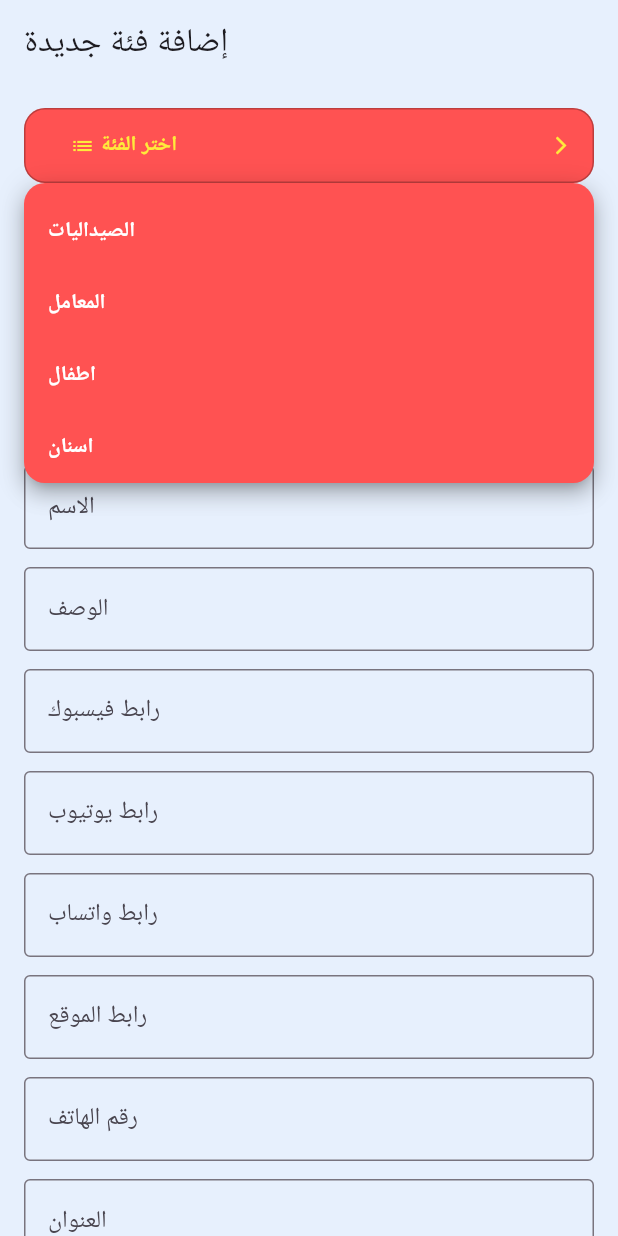
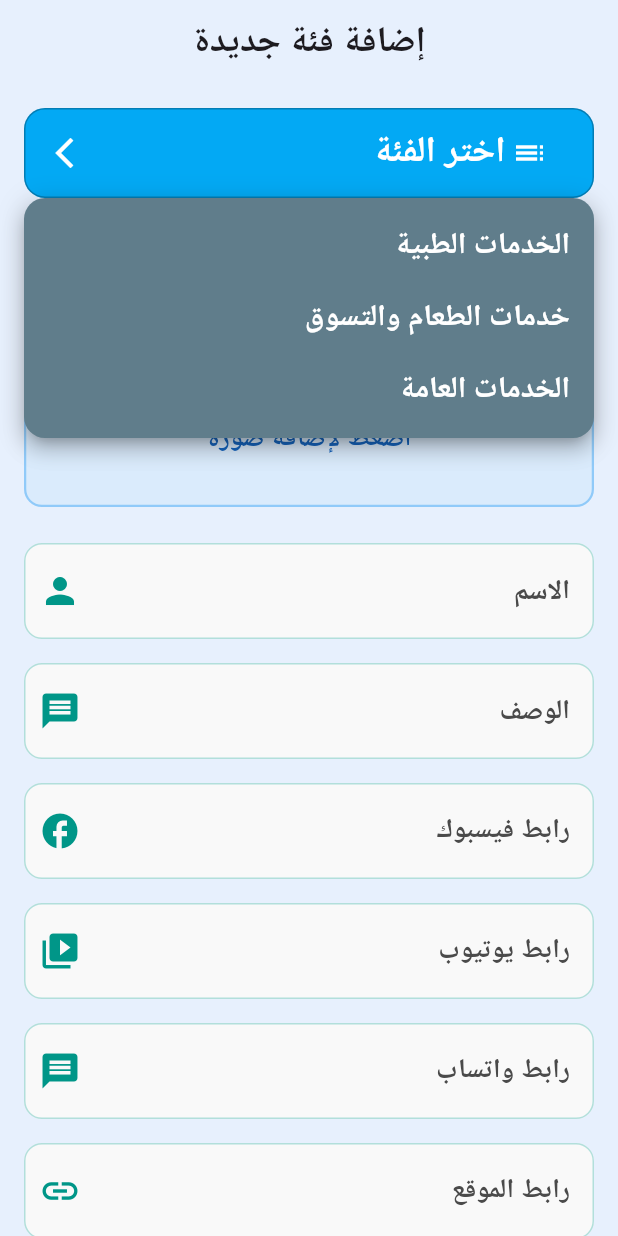
Before and after one commit to AbdElhamidShahin/daliliy_App, a Flutter app: the AddCategoryPage screen opened directly, after a tap on "اختر الفئة", on a phone screen of 412 x 824 dp. Run offline on Flutter 3.47's test engine with Material 3 defaults, Android fonts, the phone set to English and light mode, and no system bars; drawn by our look-alikes of dropdown_button2; our stand-ins replace carousel_indicator, carousel_slider, flutter_bloc, font_awesome_flutter, google_fonts, image_picker and 2 more; accounts and stored records are empty; network calls fail.

Commit message:
Update Uplode data

```diff
--- /dev/null
+++ b/lib/models/CategoryUploader/categoryStorageMap.dart
@@ -0,0 +1,55 @@
+final Map<String, String> categoryStorageMap = {
+
+
+  "الصيدليات": "Pharmacies",
+  "المعامل": "Laboratories",
+  "أطفال": "Pediatrics",
+  "أسنان": "Dentistry",
+  "عظام": "Orthopedics",
+  "أشعه": "Radiology",
+  "جلديه": "Dermatology",
+  "قلب": "Cardiology",
+  "سكر": "Diabetes",
+  "علاج طبيعي": "Physiotherapy",
+  "مطاعم": "Restaurants",
+  "كافيهات": "Cafes",
+  "بقاله": "Grocery",
+  "عطاره": "Herbal Shop",
+  "خضار وفاكه": "Fruits and Vegetables",
+  "حلويات ومخابز": "Sweets and Bakeries",
+  "مقالي وتسالي": "Fried Food and Snacks",
+  "اجهزه الكترونيه": "Electronics",
+  "أجهزه منزليه": "Home Appliances",
+  "مؤن و بويات": "Supplies and Paints",
+  "محلات حلاقه": "Barbershops",
+};
+
+final Map<String, List<String>> items = {
+  "الخدمات الطبية": [
+    "الصيدليات",
+    "المعامل",
+    "أطفال",
+    "أسنان",
+    "عظام",
+    "أشعه",
+    "جلديه",
+    "قلب",
+    "سكر",
+    "علاج طبيعي",
+  ],
+  "خدمات الطعام والتسوق": [
+    "مطاعم",
+    "كافيهات",
+    "بقاله",
+    "عطاره",
+    "خضار وفاكه",
+    "حلويات ومخابز",
+    "مقالي وتسالي",
+  ],
+  "الخدمات العامة": [
+    "اجهزه الكترونيه",
+    "أجهزه منزليه",
+    "مؤن و بويات",
+    "محلات حلاقه",
+  ],
+};
--- a/lib/viewmodels/HomePage.dart
+++ b/lib/viewmodels/HomePage.dart
@@ -23,9 +23,9 @@
               child: Column(
                 crossAxisAlignment: CrossAxisAlignment.end,
                 children: [
-                  const CustomSearchBar(),
+
                   const SizedBox(height: 24),
-                   CustomCarouselSlider(),
+                  CustomCarouselSlider(),
                   const SectionTitle(title: "الخدمات الطبية"),
                   const SizedBox(height: 8),
                   CategoryList(items: cubit.items),
--- a/lib/views/Screens/MedicalScreen.dart
+++ b/lib/views/Screens/MedicalScreen.dart
@@ -31,6 +31,7 @@
         preferredSize:
             const Size.fromHeight(140), // Slightly taller for better spacing
         child: CustomAppbarCatogaryItem(screenTitle, context),
+
       ),
       body: BlocBuilder<DalilyCubit, DalilyState>(
         builder: (context, state) {
--- a/lib/views/Screens/dataUploadPage.dart
+++ b/lib/views/Screens/dataUploadPage.dart
@@ -1,14 +1,17 @@
-import 'dart:io';
+import 'dart:io' show File;
+
 import 'package:flutter/material.dart';
 import 'package:image_picker/image_picker.dart';
 import 'package:path/path.dart' as path;
 import 'package:supabase_flutter/supabase_flutter.dart';
 
+import '../../models/CategoryUploader/categoryStorageMap.dart';
+import '../Wedget/buildTextField.dart';
 import '../Wedget/category_dropdown.dart';
 import '../Wedget/image_picker_widget.dart';
 
 class AddCategoryPage extends StatefulWidget {
-  const AddCategoryPage({super.key});
+  AddCategoryPage({super.key});
 
   @override
   State<AddCategoryPage> createState() => _AddCategoryPageState();
@@ -29,39 +32,16 @@
   final picker = ImagePicker();
   File? _imageFile;
   bool isUploading = false;
-  String? selectedValue;
+  String? selectedMainCategory;
+  String? selectedSubCategory;
 
-  final Map<String, String> categoryStorageMap = {
-    'الصيداليات': 'pharmacies',
-    'المعامل': 'pediatrics', // تأكد من وجود جدول labs في قاعدة البيانات
-    'اطفال': 'pediatrics',
-    'اسنان': 'dentists',
-    'عظام': 'orthopedics',
-    'اشعه': 'radiology',
-    'جلديه': 'dermatology',
-    'قلب': 'cardiology',
-    'سكر': 'diabetes',
-    'علاج_طبيعي': 'physiotherapy',
-  };
-  final List<String> items = [
-    'الصيداليات',
-    'المعامل',
-    'اطفال',
-    'اسنان',
-    'عظام',
-    'اشعه',
-    'جلديه',
-    'قلب',
-    'سكر',
-    'علاج_طبيعي', // استبدلت المسافة بشرطة سفلية لتجنب المشاكل
-  ];
-  Future<void> _pickImage() async {
+  Future<void> pickImage() async {
     final pickedFile = await picker.pickImage(source: ImageSource.gallery);
     if (pickedFile != null) {
       final extension = path.extension(pickedFile.path).toLowerCase();
       if (!['.jpg', '.jpeg', '.png', '.webp'].contains(extension)) {
         ScaffoldMessenger.of(context).showSnackBar(
-          SnackBar(content: Text('صيغة الملف غير مدعومة')),
+          const SnackBar(content: Text('صيغة الملف غير مدعومة')),
         );
         return;
       }
@@ -71,10 +51,10 @@
     }
   }
 
-  Future<void> _uploadCategory(String category) async {
+  Future<void> _uploadCategory() async {
     if (nameController.text.isEmpty ||
         _imageFile == null ||
-        selectedValue == null) {
+        selectedSubCategory == null) {
       ScaffoldMessenger.of(context).showSnackBar(
         const SnackBar(content: Text('الاسم، الصورة والفئة مطلوبان')),
       );
@@ -100,7 +80,7 @@
       ].contains(extension) ? extension : '.jpg'}';
 
       // تحديد اسم مجلد التخزين حسب الفئة
-      final tableName = categoryStorageMap[selectedValue];
+      final tableName = categoryStorageMap[selectedSubCategory];
       if (tableName == null) {
         throw Exception('الفئة المحددة غير موجودة في الخريطة');
       }
@@ -129,12 +109,14 @@
         'number': numberController.text.trim(),
         'imageUrl': imageUrl,
       });
+
+      if (response.error != null) {
+        throw Exception('فشل في الإضافة: ${response.error!.message}');
+      }
+
       ScaffoldMessenger.of(context).showSnackBar(
         const SnackBar(content: Text('تمت الإضافة بنجاح')),
       );
-      if (response.error != null) {
-        throw Exception('فشل في الإضافة: ${response.error!.message}');
-      }
 
       _clearFields();
     } catch (e) {
@@ -159,78 +141,100 @@
     numberController.clear();
     setState(() {
       _imageFile = null;
-      selectedValue = null;
+      selectedMainCategory = null;
+      selectedSubCategory = null;
     });
   }
 
   @override
   Widget build(BuildContext context) {
     return Scaffold(
-      appBar: AppBar(title: const Text('إضافة فئة جديدة')),
+      appBar: AppBar(
+          title: Center(
+        child: Text(
+          'إضافة فئة جديدة',
+          style: TextStyle(fontSize: 24, fontWeight: FontWeight.bold),
+        ),
+      )),
       body: SingleChildScrollView(
         padding: const EdgeInsets.all(16),
         child: Column(
           crossAxisAlignment: CrossAxisAlignment.start,
           children: [
             CategoryDropdown(
-              items: items,
-              selectedValue: selectedValue,
-              onChanged: (value) => setState(() => selectedValue = value),
+              items: items.keys.toList(),
+              selectedValue: selectedMainCategory,
+              onChanged: (value) {
+                setState(() {
+                  selectedMainCategory = value;
+                  selectedSubCategory = null; // تصفير الفرعي
+                });
+              },
             ),
+
             const SizedBox(height: 16),
+
+            // اختيار الفئة الفرعية بناءً على الرئيسي
+            if (selectedMainCategory != null)
+              CategoryDropdown(
+                items: items[selectedMainCategory]!,
+                selectedValue: selectedSubCategory,
+                onChanged: (value) {
+                  setState(() {
+                    selectedSubCategory = value;
+                  });
+                },
+              ),
+            const SizedBox(height: 70),
             ImagePickerWidget(
               imageFile: _imageFile,
-              onTap: _pickImage,
+              onTap: pickImage,
             ),
 
             const SizedBox(height: 16),
 
             // Text fields
-            _buildTextField(nameController, 'الاسم'),
-            _buildTextField(descriptionController, 'الوصف'),
-            _buildTextField(facebookLinkController, 'رابط فيسبوك'),
-            _buildTextField(youtubeLinkController, 'رابط يوتيوب'),
-            _buildTextField(whatsappLinkController, 'رابط واتساب'),
-            _buildTextField(locationLinkController, 'رابط الموقع'),
-            _buildTextField(phoneLinkController, 'رقم الهاتف'),
-            _buildTextField(locationController, 'العنوان'),
+            buildTextField(nameController, 'الاسم', icon: Icons.person),
+            buildTextField(descriptionController, 'الوصف', icon: Icons.message),
+            buildTextField(facebookLinkController, 'رابط فيسبوك',
+                icon: Icons.facebook),
+            buildTextField(youtubeLinkController, 'رابط يوتيوب',
+                icon: Icons.video_library),
+            buildTextField(whatsappLinkController, 'رابط واتساب',
+                icon: Icons.message),
+            buildTextField(locationLinkController, 'رابط الموقع',
+                icon: Icons.link),
+            buildTextField(phoneLinkController, 'رقم الهاتف',
+                icon: Icons.phone),
+            buildTextField(locationController, 'العنوان',
+                icon: Icons.location_on),
+
             const SizedBox(height: 20),
 
             // Submit button
-            _buildSubmitButton(),
+            buildElevatedButton(),
           ],
         ),
       ),
     );
   }
 
-  Widget _buildTextField(TextEditingController controller, String label,
-      {bool isRequired = false}) {
-    return Padding(
-      padding: const EdgeInsets.symmetric(vertical: 6),
-      child: TextField(
-        controller: controller,
-        decoration: InputDecoration(
-          labelText: '$label${isRequired ? ' *' : ''}',
-          border: OutlineInputBorder(),
-        ),
-      ),
-    );
-  }
-
-  Widget _buildSubmitButton() {
+  Widget buildElevatedButton() {
     return SizedBox(
       width: double.infinity,
       child: ElevatedButton(
         style: ElevatedButton.styleFrom(
+          shape: RoundedRectangleBorder(
+            borderRadius: BorderRadius.circular(20), // الحواف الدائرية
+          ),
           padding: const EdgeInsets.symmetric(vertical: 16),
-          backgroundColor: Colors.redAccent,
+          backgroundColor: Colors.blue,
         ),
         onPressed: isUploading
             ? null
             : () {
-                if (selectedValue != null) {
-                  _uploadCategory(selectedValue!);
+                if (selectedSubCategory != null) {
+                  _uploadCategory();
                 } else {
                   ScaffoldMessenger.of(context).showSnackBar(
                     const SnackBar(content: Text('من فضلك اختر فئة أولاً')),
@@ -239,9 +243,12 @@
               },
         child: isUploading
             ? const CircularProgressIndicator(color: Colors.white)
-            : const Text(
+            : Text(
                 'إضافة الفئة',
-                style: TextStyle(fontSize: 18),
+                style: TextStyle(
+                    fontSize: 24,
+                    color: Colors.white,
+                    fontWeight: FontWeight.bold),
               ),
       ),
     );
--- a/lib/views/Wedget/IconFavorite.dart
+++ b/lib/views/Wedget/IconFavorite.dart
@@ -53,7 +53,6 @@
                 child: Icon(
                   isFavorite ? Icons.favorite : Icons.favorite_border,
                   size: 28,
-                  color: Colors.red,
                 )),
           ),
         ),
--- /dev/null
+++ b/lib/views/Wedget/buildTextField.dart
@@ -0,0 +1,58 @@
+import 'package:flutter/material.dart';
+
+Widget buildTextField(
+    TextEditingController controller,
+    String label, {
+      IconData? icon,
+    }) {
+  return Padding(
+    padding: const EdgeInsets.symmetric(vertical: 8),
+    child: Directionality(
+      textDirection: TextDirection.rtl, // النص من اليمين لليسار
+      child: TextField(
+        controller: controller,
+        style: const TextStyle(fontSize: 24, color: Colors.black87),
+        decoration: InputDecoration(
+          labelText: '$label',
+          labelStyle: const TextStyle(
+            color: Color(0xFF4A4A4A),
+            fontWeight: FontWeight.bold,
+            fontSize: 18,
+          ),
+          suffixIcon: icon != null
+              ? Icon(
+            icon,
+            color: Colors.teal,
+            size: 28,
+          )
+              : null, // أيقونة أقصى الشمال
+          filled: true,
+          fillColor: const Color(0xFFF9F9F9), // لون خلفية الحقل
+          border: OutlineInputBorder(
+            borderRadius: BorderRadius.circular(12),
+            borderSide: BorderSide(
+              color: Colors.teal.shade200,
+              width: 1.2,
+            ),
+          ),
+          enabledBorder: OutlineInputBorder(
+            borderRadius: BorderRadius.circular(12),
+            borderSide: BorderSide(
+              color: Colors.teal.shade100,
+              width: 1,
+            ),
+          ),
+          focusedBorder: OutlineInputBorder(
+            borderRadius: BorderRadius.circular(12),
+            borderSide: BorderSide(
+              color: Colors.teal.shade400,
+              width: 1.5,
+            ),
+          ),
+          contentPadding:
+          const EdgeInsets.symmetric(vertical: 14, horizontal: 12),
+        ),
+      ),
+    ),
+  );
+}
--- a/lib/views/Wedget/category_dropdown.dart
+++ b/lib/views/Wedget/category_dropdown.dart
@@ -15,58 +15,69 @@
 
   @override
   Widget build(BuildContext context) {
-    return DropdownButtonHideUnderline(
+    return Directionality(
+      textDirection: TextDirection.rtl,
+      child: DropdownButtonHideUnderline(
         child: DropdownButton2<String>(
           isExpanded: true,
           hint: const Row(
             children: [
-            Icon(Icons.list, size: 16, color: Colors.yellow),
+              Icon(Icons.list, size: 24, color: Colors.white),
               SizedBox(width: 4),
               Expanded(
                 child: Text(
                   'اختر الفئة',
                   style: TextStyle(
-                  fontSize: 14,
+                    fontSize: 24,
                     fontWeight: FontWeight.bold,
-                  color: Colors.yellow,
+                    color: Colors.white,
                   ),
                   overflow: TextOverflow.ellipsis,
                 ),
               ),
             ],
           ),
-        items: items.map((item) => DropdownMenuItem<String>(
+          items: items
+              .map((item) => DropdownMenuItem<String>(
                     value: item,
+                    alignment: Alignment.centerRight, // يضمن المحاذاة لليمين
+
+                    child: Directionality(
+                      textDirection: TextDirection.rtl,
                       child: Text(
                         item,
+                        textAlign: TextAlign.right, // النص نفسه يبدأ من اليمين
+
                         style: const TextStyle(
-              fontSize: 14,
+                          fontSize: 20,
                           fontWeight: FontWeight.bold,
                           color: Colors.white,
                         ),
                       ),
-        )).toList(),
+                    ),
+                  ))
+              .toList(),
           value: selectedValue,
           onChanged: onChanged,
           buttonStyleData: ButtonStyleData(
-          height: 50,
+            height: 60,
             padding: const EdgeInsets.symmetric(horizontal: 14),
             decoration: BoxDecoration(
               borderRadius: BorderRadius.circular(14),
               border: Border.all(color: Colors.black26),
-            color: Colors.redAccent,
+              color: Colors.lightBlue,
             ),
           ),
           iconStyleData: const IconStyleData(
             icon: Icon(Icons.arrow_forward_ios_outlined),
-          iconSize: 14,
-          iconEnabledColor: Colors.yellow,
+            iconSize: 24,
+            iconEnabledColor: Colors.white,
           ),
           dropdownStyleData: DropdownStyleData(
             maxHeight: 200,
             decoration: BoxDecoration(
               borderRadius: BorderRadius.circular(14),
-            color: Colors.redAccent,
+              color: Colors.blueGrey,
             ),
             scrollbarTheme: ScrollbarThemeData(
               radius: const Radius.circular(40),
@@ -75,6 +86,7 @@
             ),
           ),
         ),
+      ),
     );
   }
 }
--- a/lib/views/Wedget/image_picker_widget.dart
+++ b/lib/views/Wedget/image_picker_widget.dart
@@ -15,27 +15,54 @@
   Widget build(BuildContext context) {
     return GestureDetector(
       onTap: onTap,
-      child: Container(
-        height: 150,
+      child: Stack(
+        clipBehavior: Clip.none,
+        children: [
+          Container(
+            height: 120,
             width: double.infinity,
             decoration: BoxDecoration(
-          borderRadius: BorderRadius.circular(8),
-          color: Colors.grey[300],
-          border: Border.all(color: Colors.grey),
+              color: Colors.blue.shade100.withOpacity(0.3),
+              borderRadius: BorderRadius.circular(12),
+              border: Border.all(color: Colors.blue.shade200, width: 1.5),
             ),
             child: imageFile != null
                 ? ClipRRect(
-          borderRadius: BorderRadius.circular(8),
-          child: Image.file(imageFile!, fit: BoxFit.cover),
+                    borderRadius: BorderRadius.circular(12),
+                    child: Image.file(
+                      imageFile!,
+                      fit: BoxFit.cover,
+                    ),
                   )
-            : Column(
-          mainAxisAlignment: MainAxisAlignment.center,
-          children: const [
-            Icon(Icons.image, size: 50, color: Colors.grey),
-            SizedBox(height: 8),
-            Text('اضغط لإضافة صورة'),
+                : Center(
+                    child: Padding(
+                      padding: const EdgeInsets.only(top: 30),
+                      child: Text(
+                        'اضغط لإضافة صورة',
+                        style: TextStyle(
+                          color: Colors.blue.shade800,
+                          fontSize: 18,
+                          fontWeight: FontWeight.bold,
+                        ),
+                      ),
+                    ),
+                  ),
+          ),
+          Positioned(
+            top: -50,
+            left: 0,
+            right: 0,
+            child: CircleAvatar(
+              radius: 50,
+              backgroundColor: Colors.blue.withOpacity(0.8),
+              child: Icon(
+                Icons.camera_alt,
+                color: Colors.white,
+                size: 38,
+              ),
+            ),
+          ),
         ],
-        ),
       ),
     );
   }
```
Also changed, not shown: lib/models/CategoryUploader/CategoryUploader.dart (deleted, +0 -89 lines), lib/views/Wedget/CustomSearchItem.dart (+12 -7 lines). Lines whose indentation alone changed are shown as unchanged.
